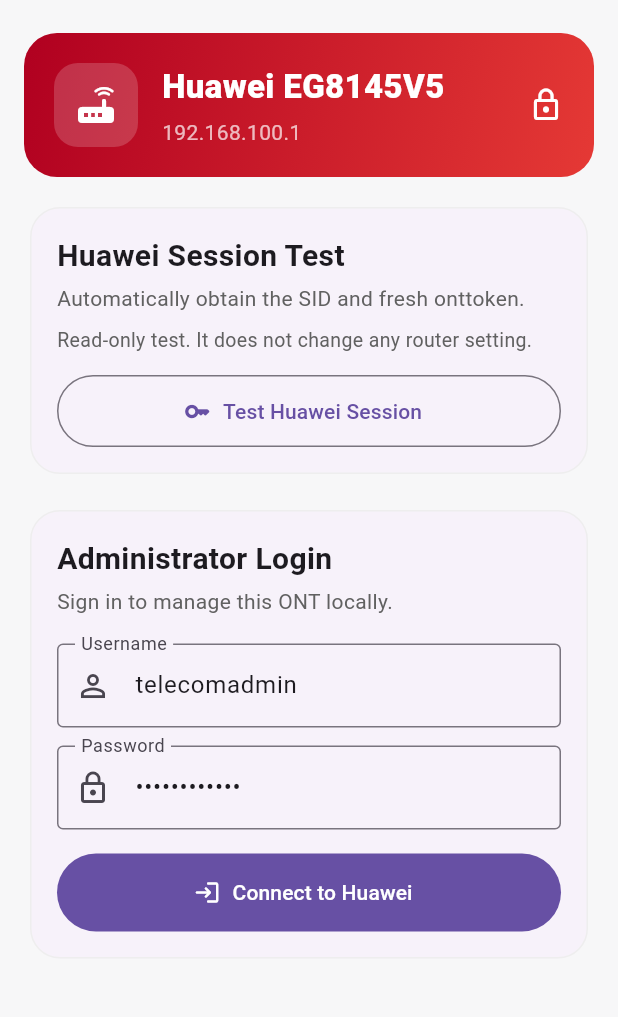
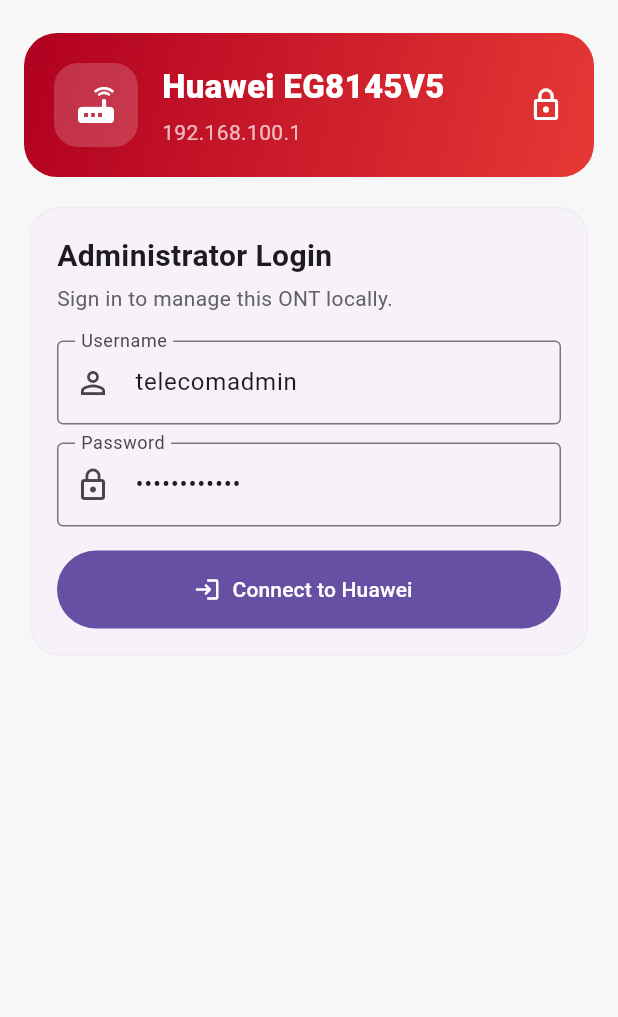
Before and after one commit to jobs2019/router-manager, a Flutter app: the HuaweiTestScreen screen opened directly, on a phone screen of 412 x 824 dp, the part 63-1080 px from its top. Run offline on Flutter 3.47's test engine with Material 3 defaults, Android fonts, the phone set to English and light mode, and no system bars; missing offline and left inert: network_info_plus.

Commit message:
Hide Huawei session test from dashboard

```diff
--- a/lib/screens/huawei_test_screen.dart
+++ b/lib/screens/huawei_test_screen.dart
@@ -1,7 +1,6 @@
 import 'package:flutter/material.dart';
 
 import '../services/huawei_api.dart';
-import '../services/huawei_session_test.dart';
 import 'huawei_wifi_settings_screen.dart';
 
 class HuaweiTestScreen extends StatefulWidget {
@@ -25,11 +24,9 @@
   bool _loading = false;
   bool _loggedIn = false;
   bool _loadingWan = false;
-  bool _testingSession = false;
 
   String? _error;
   List<Map<String, String>>? _wanData;
-  HuaweiSessionTestResult? _sessionResult;
 
   @override
   void initState() {
@@ -51,7 +48,6 @@
       _error = null;
       _loggedIn = false;
       _wanData = null;
-      _sessionResult = null;
     });
     try {
       await _api.login(
@@ -90,47 +86,7 @@
 
     if (confirmed != true || !mounted) return;
 
-    // The HuaweiApi session is owned by this screen. Leaving the screen
-    // disposes the authenticated API instance and removes the app session.
     Navigator.of(context).popUntil((route) => route.isFirst);
-  }
-
-  Future<void> _runSessionTest() async {
-    FocusScope.of(context).unfocus();
-    setState(() {
-      _testingSession = true;
-      _sessionResult = null;
-    });
-
-    final test = HuaweiSessionTest(
-      baseUrl: 'http://${widget.routerIp}',
-    );
-
-    try {
-      final result = await test.run(
-        username: _usernameController.text.trim(),
-        password: _passwordController.text,
-      );
-      if (!mounted) return;
-      setState(() => _sessionResult = result);
-    } catch (e) {
-      if (!mounted) return;
-      setState(() {
-        _sessionResult = HuaweiSessionTestResult(
-          loginSuccess: false,
-          sidFound: false,
-          tokenFound: false,
-          loginStatus: 0,
-          pageStatus: 0,
-          sidLength: 0,
-          tokenLength: 0,
-          message: _cleanError(e),
-        );
-      });
-    } finally {
-      test.close();
-      if (mounted) setState(() => _testingSession = false);
-    }
   }
 
   Future<void> _loadWan() async {
@@ -239,81 +195,6 @@
       ),
     );
   }
-
-  Widget _buildSessionTestCard() {
-    return Card(
-      elevation: 0,
-      shape: RoundedRectangleBorder(borderRadius: BorderRadius.circular(20), side: BorderSide(color: Colors.grey.shade200)),
-      child: Padding(
-        padding: const EdgeInsets.all(18),
-        child: Column(
-          crossAxisAlignment: CrossAxisAlignment.start,
-          children: [
-            _sectionTitle('Huawei Session Test', 'Automatically obtain the SID and fresh onttoken.'),
-            const SizedBox(height: 8),
-            Text(
-              'Read-only test. It does not change any router setting.',
-              style: TextStyle(color: Colors.grey.shade700, fontSize: 13),
-            ),
-            const SizedBox(height: 14),
-            SizedBox(
-              width: double.infinity,
-              height: 48,
-              child: OutlinedButton.icon(
-                onPressed: _testingSession ? null : _runSessionTest,
-                icon: _testingSession
-                    ? const SizedBox(width: 18, height: 18, child: CircularProgressIndicator(strokeWidth: 2))
-                    : const Icon(Icons.key_rounded),
-                label: Text(_testingSession ? 'Testing session...' : 'Test Huawei Session'),
-              ),
-            ),
-            if (_sessionResult != null) ...[
-              const SizedBox(height: 16),
-              Container(
-                padding: const EdgeInsets.all(14),
-                decoration: BoxDecoration(
-                  color: _sessionResult!.loginSuccess && _sessionResult!.sidFound && _sessionResult!.tokenFound
-                      ? Colors.green.withValues(alpha: 0.08)
-                      : Colors.orange.withValues(alpha: 0.08),
-                  borderRadius: BorderRadius.circular(14),
-                ),
-                child: Column(
-                  children: [
-                    _sessionStatusRow('Login', _sessionResult!.loginSuccess),
-                    _sessionStatusRow('SID found', _sessionResult!.sidFound),
-                    _sessionStatusRow('onttoken found', _sessionResult!.tokenFound),
-                    _infoRow('Login HTTP', _sessionResult!.loginStatus.toString()),
-                    _infoRow('Page HTTP', _sessionResult!.pageStatus == 0 ? '--' : _sessionResult!.pageStatus.toString()),
-                    _infoRow('SID length', _sessionResult!.sidLength.toString()),
-                    _infoRow('Token length', _sessionResult!.tokenLength.toString()),
-                    const SizedBox(height: 8),
-                    Align(
-                      alignment: Alignment.centerLeft,
-                      child: Text(
-                        _sessionResult!.message,
-                        style: const TextStyle(fontWeight: FontWeight.w600),
-                      ),
-                    ),
-                  ],
-                ),
-              ),
-            ],
-          ],
-        ),
-      ),
-    );
-  }
-
-  Widget _sessionStatusRow(String label, bool value) => Padding(
-    padding: const EdgeInsets.symmetric(vertical: 4),
-    child: Row(
-      children: [
-        Icon(value ? Icons.check_circle : Icons.cancel, color: value ? Colors.green : Colors.red, size: 20),
-        const SizedBox(width: 8),
-        Text(label, style: const TextStyle(fontWeight: FontWeight.w600)),
-      ],
-    ),
-  );
 
   Widget _infoRow(String label, String? value) => Padding(
     padding: const EdgeInsets.symmetric(vertical: 6),
@@ -468,8 +349,6 @@
             children: [
               _buildRouterHeader(),
               const SizedBox(height: 16),
-              _buildSessionTestCard(),
-              const SizedBox(height: 16),
               if (!_loggedIn) _buildLoginCard(),
               if (_error != null) ...[
                 const SizedBox(height: 12),
```
